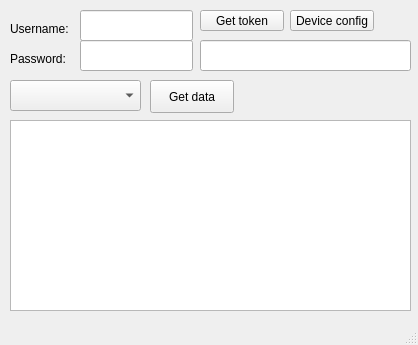
Above: mainwindow.ui from thedjnK/eHealth-QtUploader before the change. Below: the same form after it.
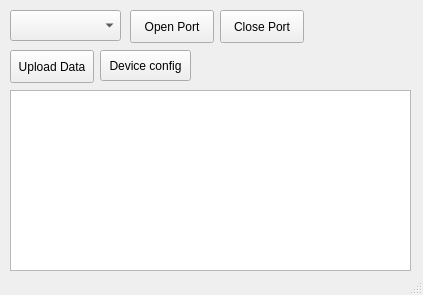
That is the form after the change.

What changed in the file:
```diff
--- a/mainwindow.ui
+++ b/mainwindow.ui
@@ -6,8 +6,8 @@
    <rect>
     <x>0</x>
     <y>0</y>
-    <width>418</width>
-    <height>345</height>
+    <width>423</width>
+    <height>295</height>
    </rect>
   </property>
   <property name="windowTitle">
@@ -18,8 +18,8 @@
     <property name="geometry">
      <rect>
       <x>10</x>
-      <y>80</y>
-      <width>131</width>
+      <y>10</y>
+      <width>111</width>
       <height>31</height>
      </rect>
     </property>
@@ -27,103 +27,31 @@
    <widget class="QPushButton" name="btn_Connect">
     <property name="geometry">
      <rect>
-      <x>150</x>
-      <y>80</y>
+      <x>10</x>
+      <y>50</y>
       <width>84</width>
       <height>33</height>
      </rect>
     </property>
     <property name="text">
-     <string>Get data</string>
+     <string>Upload Data</string>
     </property>
    </widget>
    <widget class="QPlainTextEdit" name="edit_Log">
     <property name="geometry">
      <rect>
       <x>10</x>
-      <y>120</y>
+      <y>90</y>
       <width>401</width>
-      <height>191</height>
-     </rect>
-    </property>
-   </widget>
-   <widget class="QLineEdit" name="edit_Username">
-    <property name="geometry">
-     <rect>
-      <x>80</x>
-      <y>10</y>
-      <width>113</width>
-      <height>31</height>
-     </rect>
-    </property>
-   </widget>
-   <widget class="QLineEdit" name="edit_Password">
-    <property name="geometry">
-     <rect>
-      <x>80</x>
-      <y>40</y>
-      <width>113</width>
-      <height>31</height>
-     </rect>
-    </property>
-    <property name="echoMode">
-     <enum>QLineEdit::Password</enum>
-    </property>
-   </widget>
-   <widget class="QLabel" name="label">
-    <property name="geometry">
-     <rect>
-      <x>10</x>
-      <y>20</y>
-      <width>61</width>
-      <height>17</height>
-     </rect>
-    </property>
-    <property name="text">
-     <string>Username:</string>
-    </property>
-   </widget>
-   <widget class="QLabel" name="label_2">
-    <property name="geometry">
-     <rect>
-      <x>10</x>
-      <y>50</y>
-      <width>61</width>
-      <height>17</height>
-     </rect>
-    </property>
-    <property name="text">
-     <string>Password:</string>
-    </property>
-   </widget>
-   <widget class="QPushButton" name="btn_Login">
-    <property name="geometry">
-     <rect>
-      <x>200</x>
-      <y>10</y>
-      <width>84</width>
-      <height>21</height>
-     </rect>
-    </property>
-    <property name="text">
-     <string>Get token</string>
-    </property>
-   </widget>
-   <widget class="QLineEdit" name="edit_Token">
-    <property name="geometry">
-     <rect>
-      <x>200</x>
-      <y>40</y>
-      <width>211</width>
-      <height>31</height>
+      <height>181</height>
      </rect>
     </property>
    </widget>
    <widget class="QLabel" name="label_Loading">
     <property name="geometry">
      <rect>
-      <x>300</x>
-      <y>10</y>
+      <x>340</x>
+      <y>20</y>
       <width>71</width>
       <height>16</height>
      </rect>
@@ -135,16 +63,42 @@
    <widget class="QPushButton" name="btn_DevConfig">
     <property name="geometry">
      <rect>
-      <x>290</x>
-      <y>10</y>
-      <width>84</width>
-      <height>21</height>
+      <x>100</x>
+      <y>50</y>
+      <width>91</width>
+      <height>31</height>
      </rect>
     </property>
     <property name="text">
      <string>Device config</string>
     </property>
    </widget>
+   <widget class="QPushButton" name="btn_Open">
+    <property name="geometry">
+     <rect>
+      <x>130</x>
+      <y>10</y>
+      <width>84</width>
+      <height>33</height>
+     </rect>
+    </property>
+    <property name="text">
+     <string>Open Port</string>
+    </property>
+   </widget>
+   <widget class="QPushButton" name="btn_Close">
+    <property name="geometry">
+     <rect>
+      <x>220</x>
+      <y>10</y>
+      <width>84</width>
+      <height>33</height>
+     </rect>
+    </property>
+    <property name="text">
+     <string>Close Port</string>
+    </property>
+   </widget>
   </widget>
   <widget class="QStatusBar" name="statusBar"/>
  </widget>
```
Left out of the diff: 4 changed lines with no effect on the pictures.
